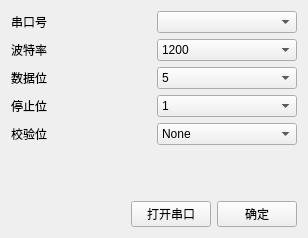
Old version of the form settings.ui in the repository Singein/Acoustometer.
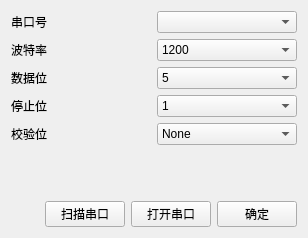
New version of the form.

```diff
--- a/settings.ui
+++ b/settings.ui
@@ -206,6 +206,13 @@
        </property>
       </spacer>
      </item>
+     <item>
+      <widget class="QPushButton" name="ScanButton">
+       <property name="text">
+        <string>扫描串口</string>
+       </property>
+      </widget>
+     </item>
      <item>
       <widget class="QPushButton" name="OpenButton">
        <property name="text">
```
